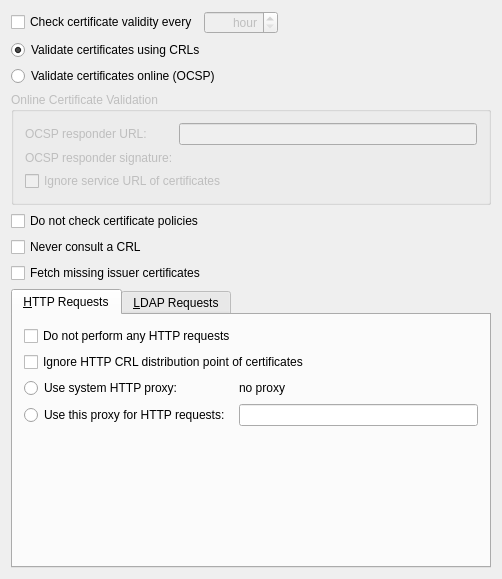
This is conf/smimevalidationconfigurationwidget.ui in sensama/kleopatra as Qt 5 draws it before an edit. The edited form follows.
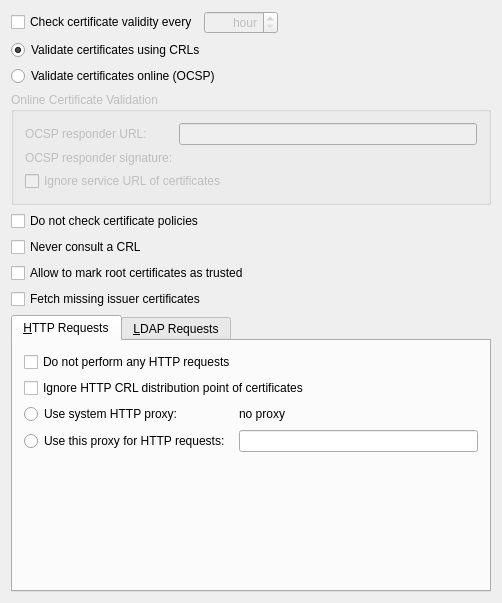
This is the edited form. Custom widgets are drawn as their Qt base class.

Commit message: Kleopatra: ConfigDialog: copy "allow-mark-trusted" option to the "S/MIME validation" page, so it can be set without having to venture into the full GnuPG backend configuration monster

Diff of the .ui file:
```diff
--- a/conf/smimevalidationconfigurationwidget.ui
+++ b/conf/smimevalidationconfigurationwidget.ui
@@ -6,7 +6,7 @@
     <x>0</x>
     <y>0</y>
     <width>502</width>
-    <height>579</height>
+    <height>603</height>
    </rect>
   </property>
   <layout class="QVBoxLayout" name="verticalLayout" >
@@ -154,6 +154,16 @@
      </property>
     </widget>
    </item>
+   <item>
+    <widget class="QCheckBox" name="allowMarkTrustedCB" >
+     <property name="whatsThis" >
+      <string>If this option is checked while a root CA certificate is being imported, you will be asked to confirm its fingerprint and state whether or not you consider this root certificate to be trusted. A root certificate needs to be trusted before the certificates it certified become trusted, but lightly allowing trusted root certificates into your certificate store will undermine the security of the system.</string>
+     </property>
+     <property name="text" >
+      <string>Allow to mark root certificates as trusted</string>
+     </property>
+    </widget>
+   </item>
    <item>
     <widget class="QCheckBox" name="fetchMissingCB" >
      <property name="whatsThis" >
@@ -167,14 +177,6 @@
    <item>
     <widget class="QTabWidget" name="requestsTabs" >
      <widget class="QWidget" name="tabHTTP" >
-      <property name="geometry" >
-       <rect>
-        <x>0</x>
-        <y>0</y>
-        <width>480</width>
-        <height>165</height>
-       </rect>
-      </property>
       <attribute name="title" >
        <string>&amp;HTTP Requests</string>
       </attribute>
```
Left out of the diff: 8 changed lines with no effect on the pictures. The commit also changes 1 other file.
